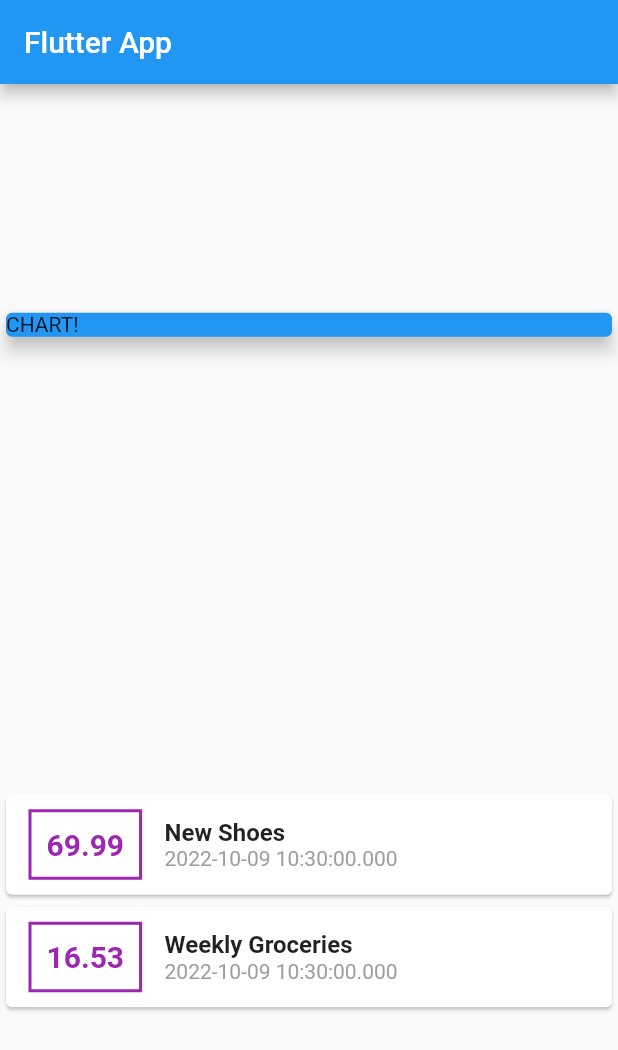
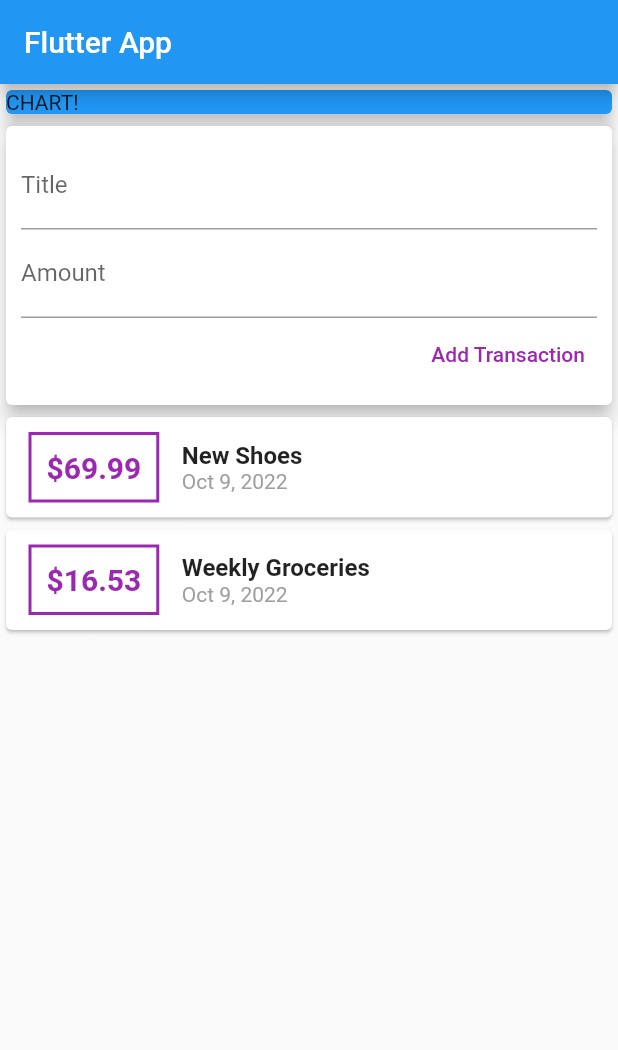
Before and after one commit to mynksnh/flutter_kit, a Flutter app: the screen it shows after launch, on a phone screen of 412 x 824 dp. Shown: the top 1050 px of the screen. Run offline on Flutter 3.47's test engine with Material 2 defaults, Android fonts, the light colour scheme and no system bars.

Commit message:
Section 4 text fields

```diff
--- a/lib/personal-expenses_app/personal_expenses_app.dart
+++ b/lib/personal-expenses_app/personal_expenses_app.dart
@@ -1,4 +1,5 @@
 import 'package:flutter/material.dart';
+import 'package:intl/intl.dart';
 import './transaction.dart';
 
 class PersonalExpensesApp extends StatelessWidget {
@@ -34,7 +35,7 @@
         title: Text('Flutter App'),
       ),
       body: Column(
-        mainAxisAlignment: MainAxisAlignment.spaceAround,
+        // mainAxisAlignment: MainAxisAlignment.start,
         crossAxisAlignment: CrossAxisAlignment.stretch,
         children: <Widget>[
           Container(
@@ -43,6 +44,30 @@
               color: Colors.blue,
               child: Text('CHART!'),
               elevation: 5,
+            ),
+          ),
+          Card(
+            elevation: 5,
+            child: Container(
+              padding: EdgeInsets.all(10),
+              child: Column(
+                crossAxisAlignment: CrossAxisAlignment.end,
+                children: <Widget>[
+                  TextField(
+                    decoration: InputDecoration(labelText: 'Title'),
+                  ),
+                  TextField(
+                    decoration: InputDecoration(labelText: 'Amount'),
+                  ),
+                  TextButton(
+                    style: TextButton.styleFrom(
+                      foregroundColor: Colors.purple,
+                    ),
+                    onPressed: () {},
+                    child: Text('Add Transaction'),
+                  ),
+                ],
+              ),
             ),
           ),
           Column(
@@ -63,7 +88,7 @@
                       ),
                       padding: EdgeInsets.all(10),
                       child: Text(
-                        tx.amount.toString(),
+                        '\$${tx.amount}',
                         style: TextStyle(
                           fontWeight: FontWeight.bold,
                           fontSize: 20,
@@ -82,7 +107,7 @@
                           ),
                         ),
                         Text(
-                          tx.date.toString(),
+                          DateFormat.yMMMd().format(tx.date),
                           style: TextStyle(
                             color: Colors.grey,
                           ),
--- a/pubspec.yaml
+++ b/pubspec.yaml
@@ -31,6 +31,7 @@
 dependencies:
   flutter:
     sdk: flutter
+  intl: ^0.17.0
 
 
   # The following adds the Cupertino Icons font to your application.
```
Also changed, not shown: pubspec.lock.
